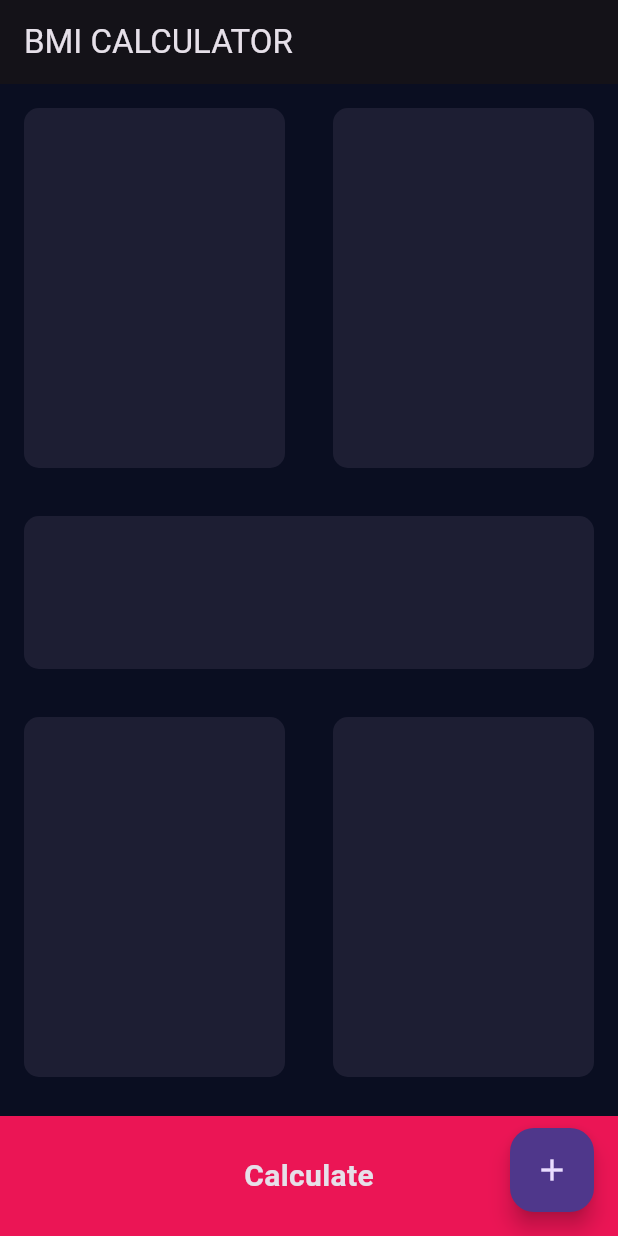
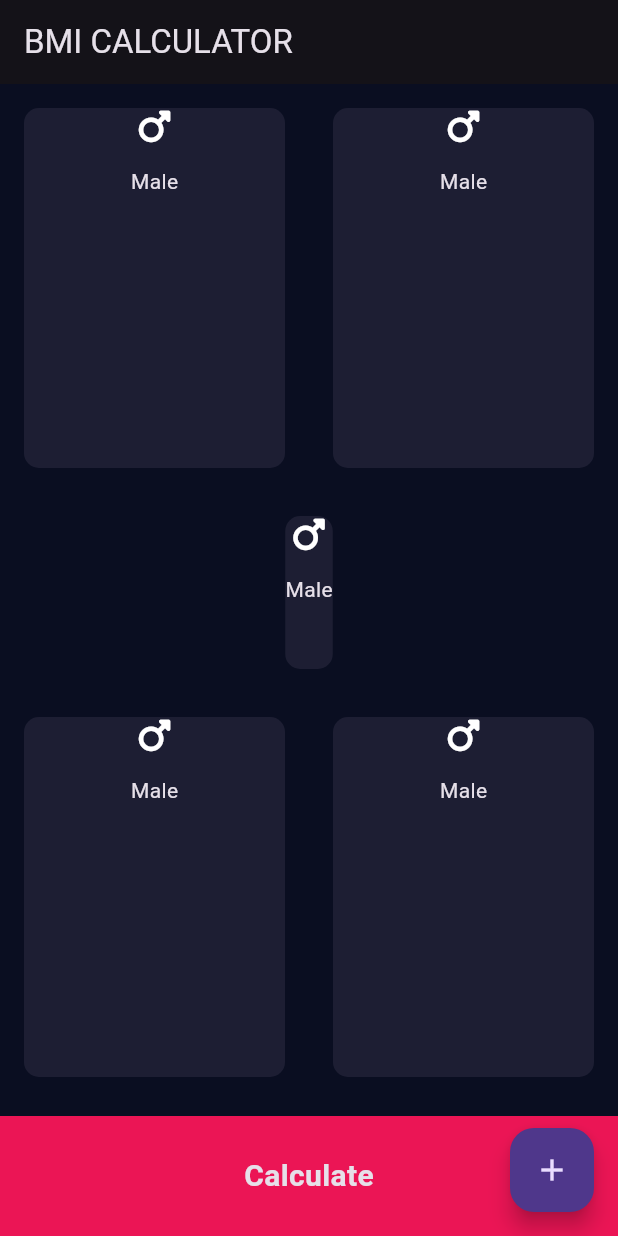
Before and after one commit to MunyaradziTamayi/BMI-Calculator-, a Flutter app: the screen it shows after launch, on a phone screen of 412 x 824 dp. Run offline on Flutter 3.47's test engine with Material 3 defaults, Android fonts, the phone set to English and light mode, and no system bars; our stand-ins replace font_awesome_flutter; missing offline and left inert: dart:ffi.

Commit message:
extracted widget
added an extracted widget on the code

```diff
--- a/lib/input_page.dart
+++ b/lib/input_page.dart
@@ -1,6 +1,7 @@
 import 'dart:ffi';
 
 import 'package:flutter/material.dart';
+import 'package:font_awesome_flutter/font_awesome_flutter.dart';
 
 const activeCardColor=Color(0xFF1D1E33);
 const bottomContainerHeight=80.0;
@@ -23,25 +24,87 @@ class _InputPageState extends State<InputPage> {
           Row(
             children: [
               Expanded(
-                child: ReusableCard(colour:activeCardColor),
+                child: ReusableCard(
+                  colour:activeCardColor,
+
+                  cardChild: Column(
+                    children: [
+                      Icon(FontAwesomeIcons.mars),
+
+                      SizedBox(
+                        height: 15,
+                      ),
+                      Text('Male')
+                    ],
+                  ),
+                ),
+
 
               ),
               Expanded(
-                child: ReusableCard(colour: activeCardColor),
+                child: ReusableCard(
+                    colour: activeCardColor,
+                  cardChild: Column(
+                    children: [
+                      Icon(FontAwesomeIcons.mars),
+
+                      SizedBox(
+                        height: 15,
+                      ),
+                      Text('Male')
+                    ],
+                  ),
+
+                ),
               ),
             ],
 
           ),
           Expanded(
-            child: ReusableCard(colour: activeCardColor),
+            child: ReusableCard(
+                colour: activeCardColor,
+              cardChild: Column(
+                children: [
+                  Icon(FontAwesomeIcons.mars),
+
+                  SizedBox(
+                    height: 15,
+                  ),
+                  Text('Male')
+                ],
+              ),),
           ),
           Row(
             children: [
               Expanded(
-                child: ReusableCard(colour: activeCardColor),
+                child: ReusableCard(
+                    colour: activeCardColor,
+                  cardChild: Column(
+                    children: [
+                      Icon(FontAwesomeIcons.mars),
+
+                      SizedBox(
+                        height: 15,
+                      ),
+                      Text('Male')
+                    ],
+                  ),),
               ),
               Expanded(
-                child: ReusableCard(colour: activeCardColor),
+                child: ReusableCard(
+                    colour: activeCardColor,
+                  cardChild: Column(
+                    children: [
+                      Icon(FontAwesomeIcons.mars),
+
+                      SizedBox(
+                        height: 15,
+                      ),
+                      Text('Male')
+                    ],
+                  ),
+
+                ),
               ),
             ],
           ),
@@ -72,11 +135,13 @@ class _InputPageState extends State<InputPage> {
 }
 
 class ReusableCard extends StatelessWidget {
-  ReusableCard({required this.colour});
+  ReusableCard({required this.colour,required this.cardChild});
    final Color colour;
+   final Widget cardChild;
   @override
   Widget build(BuildContext context) {
     return Container(
+      child: cardChild,
       height: 240,
       margin: EdgeInsetsDirectional.fromSTEB(16, 16, 16, 16),
       decoration: BoxDecoration(
--- a/pubspec.yaml
+++ b/pubspec.yaml
@@ -16,7 +16,7 @@ dependencies:
     sdk: flutter
 
   cupertino_icons: ^1.0.8
-
+  font_awesome_flutter: ^10.8.0
 dev_dependencies:
   flutter_test:
     sdk: flutter
```
Also changed, not shown: pubspec.lock.
